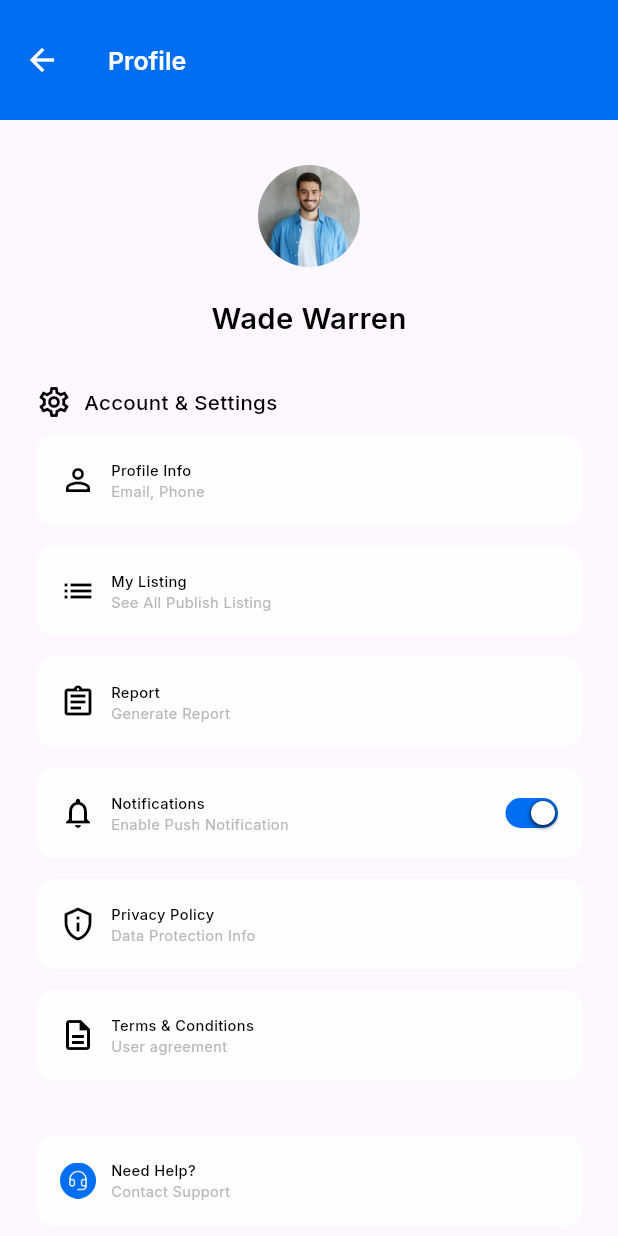
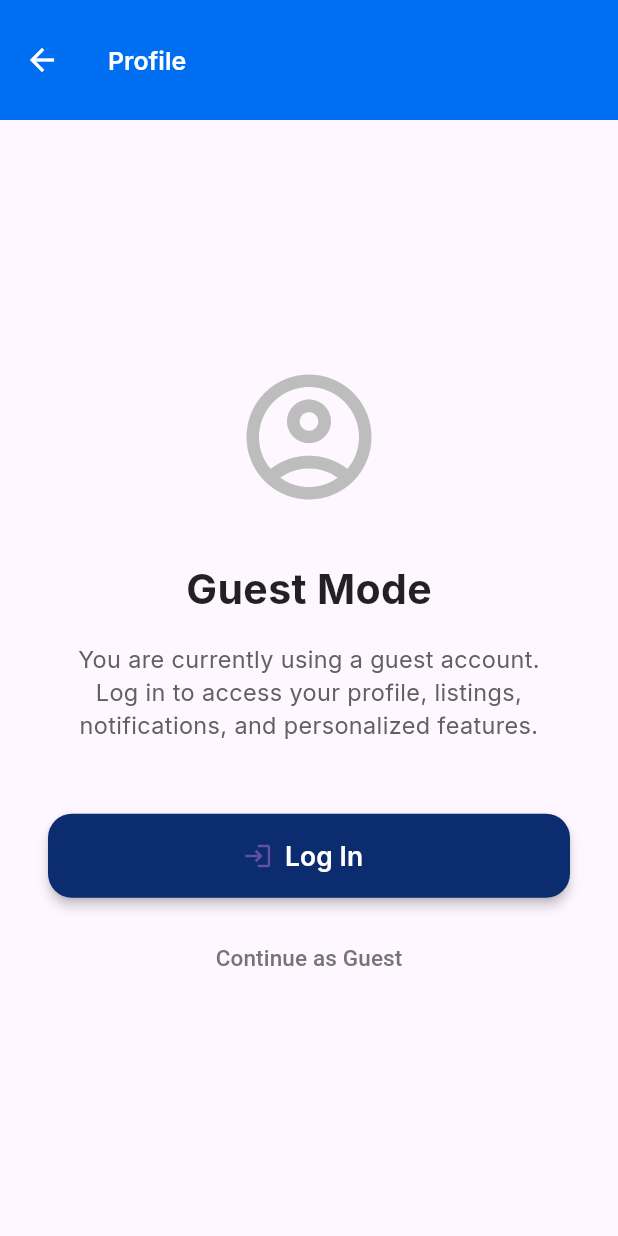
Before and after one commit to Dev-Ninjas-Backup/diaz1234567890, a Flutter app: the ProfileScreen screen opened by its route, on a phone screen of 412 x 824 dp. Run offline on Flutter 3.47's test engine with Material 3 defaults, Android fonts, the phone set to English and light mode, and no system bars; our stand-ins replace flutter_easyloading, flutter_screenutil, get, google_fonts, image_picker; network calls fail.

Commit message:
Add guest mode.

```diff
--- a/lib/app.dart
+++ b/lib/app.dart
@@ -24,7 +24,7 @@ class Diaz extends StatelessWidget {
         return GetMaterialApp(
           debugShowCheckedModeBanner: false,
           builder: EasyLoading.init(),
-          initialRoute: AppRoute.getBottomNavBar(),
+          initialRoute: AppRoute.getLoginScreen(),
           getPages: AppRoute.routes,
           initialBinding: ControllerBinder(),
           themeMode: ThemeMode.system,
--- a/lib/features/profile/main/screen/profile_screen.dart
+++ b/lib/features/profile/main/screen/profile_screen.dart
@@ -4,6 +4,7 @@ import 'package:diaz1234567890/core/utils/constants/icon_path.dart';
 import 'package:diaz1234567890/core/utils/constants/image_path.dart';
 import 'package:diaz1234567890/core/common/widget/custom_app_bar.dart';
 import 'package:diaz1234567890/features/auth/splash_login/login_screen/screen/login_screen.dart';
+import 'package:diaz1234567890/features/auth/splash_login/login_screen/controller/login_controller.dart';
 import 'package:diaz1234567890/features/profile/main/controller/profile_controller.dart';
 import 'package:diaz1234567890/features/profile/main/widgets/settings_button.dart';
 import 'package:flutter/material.dart';
@@ -14,7 +15,90 @@ class ProfileScreen extends StatelessWidget {
 
   @override
   Widget build(BuildContext context) {
-    final controller = Get.put(ProfileController());
+    final ProfileController profileController = Get.put(ProfileController());
+    final LoginController loginController = Get.find<LoginController>();
+
+    return Obx(() {
+      if (loginController.isGuest.value) {
+        return Scaffold(
+          appBar: CustomAppBar(title: "Profile"),
+          body: Center(
+            child: Padding(
+              padding: const EdgeInsets.symmetric(horizontal: 32.0),
+              child: Column(
+                mainAxisAlignment: MainAxisAlignment.center,
+                children: [
+                  Icon(
+                    Icons.account_circle_outlined,
+                    size: 100,
+                    color: Colors.grey.shade400,
+                  ),
+                  const SizedBox(height: 32),
+                  Text(
+                    "Guest Mode",
+                    style: getTextStyle(
+                      fontSize: 28,
+                      fontWeight: FontWeight.bold,
+                      color: Colors.black87,
+                    ),
+                  ),
+                  const SizedBox(height: 16),
+                  Text(
+                    "You are currently using a guest account.\n"
+                    "Log in to access your profile, listings,\n"
+                    "notifications, and personalized features.",
+                    textAlign: TextAlign.center,
+                    style: getTextStyle(
+                      fontSize: 16,
+                      fontWeight: FontWeight.w400,
+                      color: Colors.grey.shade700,
+                    ),
+                  ),
+                  const SizedBox(height: 48),
+                  SizedBox(
+                    width: double.infinity,
+                    height: 56,
+                    child: ElevatedButton.icon(
+                      onPressed: () {
+                        Get.offAll(() => LoginScreen());
+                      },
+                      icon: const Icon(Icons.login, size: 20),
+                      label: Text(
+                        "Log In",
+                        style: getTextStyle(
+                          fontSize: 18,
+                          fontWeight: FontWeight.w600,
+                          color: Colors.white,
+                        ),
+                      ),
+                      style: ElevatedButton.styleFrom(
+                        backgroundColor: const Color(0xFF0C2C70),
+                        shape: RoundedRectangleBorder(
+                          borderRadius: BorderRadius.circular(16),
+                        ),
+                        elevation: 3,
+                      ),
+                    ),
+                  ),
+                  const SizedBox(height: 16),
+                  TextButton(
+                    onPressed: () => Get.back(),
+                    child: Text(
+                      "Continue as Guest",
+                      style: TextStyle(
+                        color: Colors.grey.shade600,
+                        fontSize: 15,
+                      ),
+                    ),
+                  ),
+                ],
+              ),
+            ),
+          ),
+        );
+      }
+
+      // ── Authenticated User View (Original Profile) ─────────────────────
       return Scaffold(
         appBar: CustomAppBar(title: "Profile"),
         body: SingleChildScrollView(
@@ -88,8 +172,8 @@ class ProfileScreen extends StatelessWidget {
                     icon: Icons.notifications_outlined,
                     title: 'Notifications',
                     subtitle: 'Enable Push Notification',
-                  toggleValue: controller.notificationToggle,
-                  onToggle: controller.toggleNotification,
+                    toggleValue: profileController.notificationToggle,
+                    onToggle: profileController.toggleNotification,
                     onTap: () {},
                   ),
                   SettingsButton(
@@ -186,6 +270,8 @@ class ProfileScreen extends StatelessWidget {
                             children: [
                               IconButton(
                                 onPressed: () {
+                                  loginController.isGuest.value =
+                                      true; // Optional: reset on logout
                                   Get.offAll(LoginScreen());
                                 },
                                 icon: Icon(
@@ -237,5 +323,6 @@ class ProfileScreen extends StatelessWidget {
           ),
         ),
       );
+    });
   }
 }
--- a/lib/features/search/screen/search_screen.dart
+++ b/lib/features/search/screen/search_screen.dart
@@ -1,7 +1,7 @@
 import 'package:diaz1234567890/core/common/style/global_text_style.dart';
 import 'package:diaz1234567890/core/utils/constants/image_path.dart';
 import 'package:diaz1234567890/features/search/screen/search_listings.dart';
-import 'package:diaz1234567890/features/search/widget/filterBar.dart';
+import 'package:diaz1234567890/features/search/widget/filter_bar.dart';
 import 'package:flutter/material.dart';
 import 'package:diaz1234567890/core/utils/constants/icon_path.dart';
 
--- a/lib/main.dart
+++ b/lib/main.dart
@@ -1,6 +1,9 @@
 import 'package:diaz1234567890/app.dart';
+import 'package:diaz1234567890/features/auth/splash_login/login_screen/controller/login_controller.dart';
 import 'package:flutter/material.dart';
+import 'package:get/get.dart';
 
 void main() {
+  Get.put(LoginController());
   runApp(Diaz());
 }
```
Also changed, not shown: lib/features/auth/forget_password/Reset_password/controller/reset_password_controller.dart (deleted, +0 -26 lines), lib/features/auth/forget_password/Reset_password/screen/reset_password_page.dart (deleted, +0 -95 lines), lib/features/auth/forget_password/forget_password_page/controller/forget_password_controller.dart (deleted, +0 -8 lines), lib/features/auth/forget_password/forget_password_page/screen/forget_password_page.dart (deleted, +0 -62 lines), lib/features/auth/forget_password/verification_forget_password_screen/controller/verification_forget_password_controller.dart (deleted, +0 -42 lines), lib/features/auth/forget_password/verification_forget_password_screen/screen/verification_forget_password_page.dart (deleted, +0 -101 lines), lib/features/auth/splash_login/login_screen/controller/login_controller.dart (+9 -6 lines), lib/features/auth/splash_login/login_screen/screen/login_screen.dart (+24 -18 lines), lib/features/search/widget/filter_bar.dart (renamed from lib/features/search/widget/filterBar.dart). Lines whose indentation alone changed are shown as unchanged.
